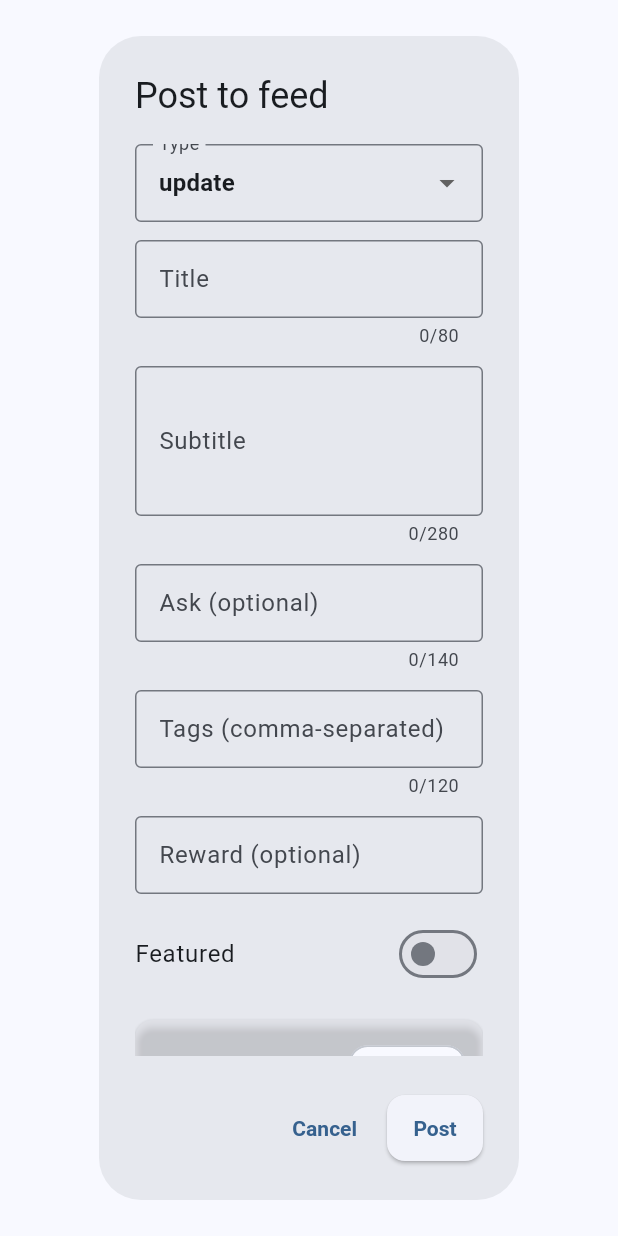
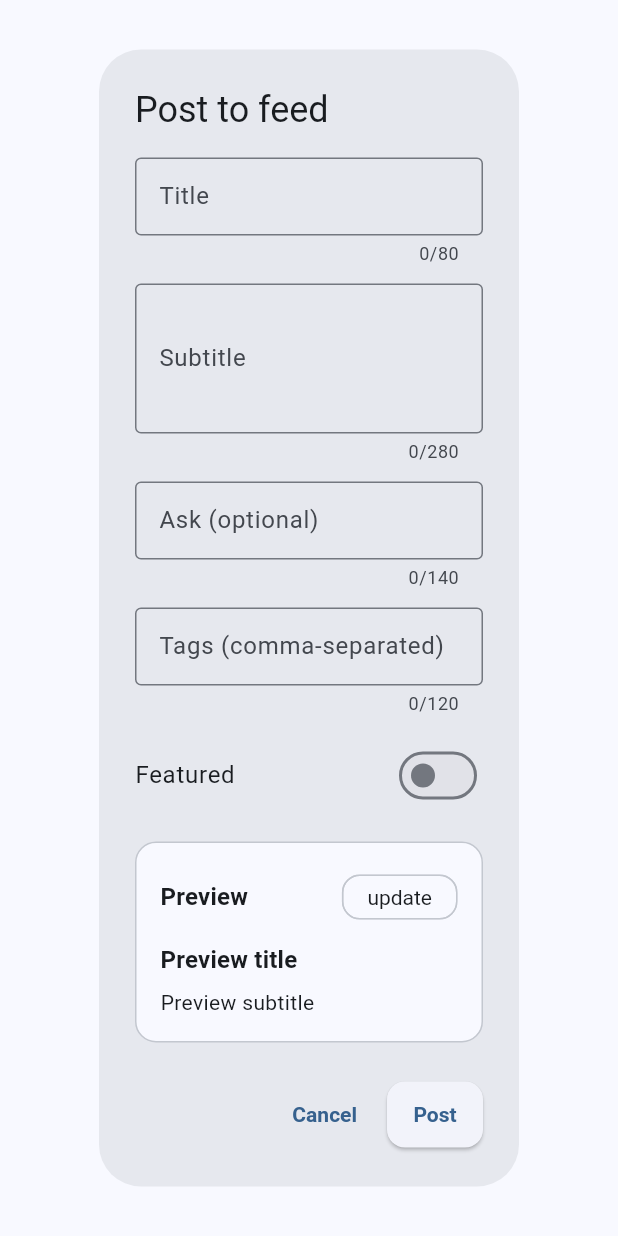
Before and after one commit to plasmidnetwork/startupper, a Flutter app: the _ComposeDialog widget shown alone on an empty page, opened directly with empty values, on a phone screen of 412 x 824 dp. Run offline on Flutter 3.47's test engine with Material 3 defaults, Android fonts, the phone set to English and light mode, and no system bars; our stand-ins replace image_picker, shared_preferences, supabase_flutter; accounts and stored records are empty.

Commit message:
Misc updates.

```diff
--- a/lib/feed/feed_models.dart
+++ b/lib/feed/feed_models.dart
@@ -7,6 +7,7 @@ class FeedAuthor {
     required this.name,
     required this.role,
     required this.affiliation,
+    required this.location,
     required this.timeAgo,
     this.id,
     this.avatarUrl,
@@ -16,6 +17,7 @@ class FeedAuthor {
   final String name;
   final String role;
   final String affiliation;
+  final String location;
   final String timeAgo;
   final String? avatarUrl;
 }
--- a/lib/feed/feed_screen.dart
+++ b/lib/feed/feed_screen.dart
@@ -1007,12 +1007,15 @@ class _PreviewCard extends StatelessWidget {
       ...tags,
       if (userRole != null && userRole!.isNotEmpty) userRole!,
     }.toList();
-    return Card(
-      margin: EdgeInsets.zero,
-      shape: RoundedRectangleBorder(borderRadius: BorderRadius.circular(12)),
-      color: theme.colorScheme.surfaceContainerHighest.withValues(alpha: 0.5),
+    return Container(
+      width: double.infinity,
+      decoration: BoxDecoration(
+        color: theme.colorScheme.surface,
+        borderRadius: BorderRadius.circular(14),
+        border: Border.all(color: theme.colorScheme.outlineVariant),
+      ),
       child: Padding(
-        padding: const EdgeInsets.all(12),
+        padding: const EdgeInsets.all(16),
         child: Column(
           crossAxisAlignment: CrossAxisAlignment.start,
           children: [
@@ -1021,7 +1024,8 @@ class _PreviewCard extends StatelessWidget {
               children: [
                 Text(
                   'Preview',
-                  style: theme.textTheme.labelLarge,
+                  style: theme.textTheme.titleMedium
+                      ?.copyWith(fontWeight: FontWeight.bold),
                 ),
                 Chip(
                   label: Text(type.name),
@@ -1029,11 +1033,11 @@ class _PreviewCard extends StatelessWidget {
                 ),
               ],
             ),
-            const SizedBox(height: 8),
+            const SizedBox(height: 10),
             Text(
               title,
               style: theme.textTheme.titleMedium
-                  ?.copyWith(fontWeight: FontWeight.w600),
+                  ?.copyWith(fontWeight: FontWeight.w700),
             ),
             const SizedBox(height: 6),
             Text(
@@ -1052,9 +1056,9 @@ class _PreviewCard extends StatelessWidget {
               ),
             ],
             if (previewTags.isNotEmpty) ...[
-              const SizedBox(height: 8),
+              const SizedBox(height: 10),
               Wrap(
-                spacing: 6,
+                spacing: 8,
                 runSpacing: 6,
                 children: previewTags
                     .map((t) => Chip(
@@ -1065,7 +1069,7 @@ class _PreviewCard extends StatelessWidget {
               ),
             ],
             if (featured) ...[
-              const SizedBox(height: 8),
+              const SizedBox(height: 10),
               Text(
                 'Featured',
                 style: theme.textTheme.labelMedium
@@ -1075,6 +1079,52 @@ class _PreviewCard extends StatelessWidget {
           ],
         ),
       ),
+    );
+  }
+}
+
+class _TypeSelector extends StatelessWidget {
+  const _TypeSelector({required this.value, required this.onChanged});
+
+  final FeedCardType value;
+  final ValueChanged<FeedCardType> onChanged;
+
+  @override
+  Widget build(BuildContext context) {
+    final theme = Theme.of(context);
+    const types = [FeedCardType.update]; // beta: only update posts
+    return Column(
+      crossAxisAlignment: CrossAxisAlignment.start,
+      children: [
+        Text('Type', style: theme.textTheme.labelLarge),
+        const SizedBox(height: 8),
+        Wrap(
+          spacing: 8,
+          runSpacing: 8,
+          children: types
+              .map(
+                (t) => ChoiceChip(
+                  label: Text(t.name),
+                  selected: value == t,
+                  onSelected: (_) => onChanged(t),
+                  selectedColor: theme.colorScheme.primary.withValues(alpha: 0.12),
+                  labelStyle: theme.textTheme.labelLarge?.copyWith(
+                    color: value == t
+                        ? theme.colorScheme.primary
+                        : theme.colorScheme.onSurface,
+                    fontWeight: FontWeight.w700,
+                  ),
+                ),
+              )
+              .toList(),
+        ),
+        const SizedBox(height: 6),
+        Text(
+          'Only updates for beta. Other post types coming soon.',
+          style:
+              theme.textTheme.bodySmall?.copyWith(color: theme.colorScheme.outline),
+        ),
+      ],
     );
   }
 }
@@ -1762,7 +1812,11 @@ class AvatarNameRow extends StatelessWidget {
                     ?.copyWith(fontWeight: FontWeight.w600),
               ),
               Text(
-                '${author.role} · ${author.affiliation} · ${author.timeAgo}',
+                [
+                  if (author.location.isNotEmpty) author.location,
+                  if (author.affiliation.isNotEmpty) author.affiliation,
+                  if (author.timeAgo.isNotEmpty) author.timeAgo,
+                ].join(' · '),
                 style: theme.textTheme.bodySmall
                     ?.copyWith(color: theme.colorScheme.outline),
               ),
@@ -1793,6 +1847,7 @@ class _PostHeader extends StatelessWidget {
     final accent = _roleAccent(author.role, theme);
     final initial = author.name.isNotEmpty ? author.name[0].toUpperCase() : '?';
     final subtitle = [
+      if (author.location.isNotEmpty) author.location,
       if (author.affiliation.isNotEmpty) author.affiliation,
       if (author.timeAgo.isNotEmpty) author.timeAgo,
     ].join(' · ');
@@ -2312,6 +2367,7 @@ class _ComposeDialog extends StatefulWidget {
 }
 
 class _ComposeDialogState extends State<_ComposeDialog> {
+  static const List<FeedCardType> _allowedTypes = [FeedCardType.update];
   final _formKey = GlobalKey<FormState>();
   FeedCardType _type = FeedCardType.update;
   final _titleCtrl = TextEditingController();
@@ -2452,23 +2508,13 @@ class _ComposeDialogState extends State<_ComposeDialog> {
           child: Column(
             mainAxisSize: MainAxisSize.min,
             children: [
-              DropdownButtonFormField<FeedCardType>(
+              if (_allowedTypes.length > 1) ...[
+                _TypeSelector(
                   value: _type,
-                decoration: const InputDecoration(
-                  labelText: 'Type',
-                  border: OutlineInputBorder(),
-                ),
-                onChanged: (val) {
-                  if (val != null) setState(() => _type = val);
-                },
-                items: FeedCardType.values
-                    .map((t) => DropdownMenuItem(
-                          value: t,
-                          child: Text(t.name),
-                        ))
-                    .toList(),
-              ),
-              const SizedBox(height: 12),
+                  onChanged: (val) => setState(() => _type = val),
+                ),
+                const SizedBox(height: 16),
+              ],
               TextFormField(
                 controller: _titleCtrl,
                 decoration: const InputDecoration(
@@ -2527,6 +2573,8 @@ class _ComposeDialogState extends State<_ComposeDialog> {
                 maxLength: 120,
               ),
               const SizedBox(height: 12),
+              if (_type == FeedCardType.mission || _type == FeedCardType.highlight)
+                ...[
                   TextFormField(
                     controller: _rewardCtrl,
                     decoration: const InputDecoration(
@@ -2535,6 +2583,7 @@ class _ComposeDialogState extends State<_ComposeDialog> {
                     ),
                   ),
                   const SizedBox(height: 12),
+                ],
               SwitchListTile(
                 value: _featured,
                 onChanged: (val) => setState(() => _featured = val),
```
Also changed, not shown: lib/feed/feed_repository.dart (+13 -1 lines). Lines whose indentation alone changed are shown as unchanged.
